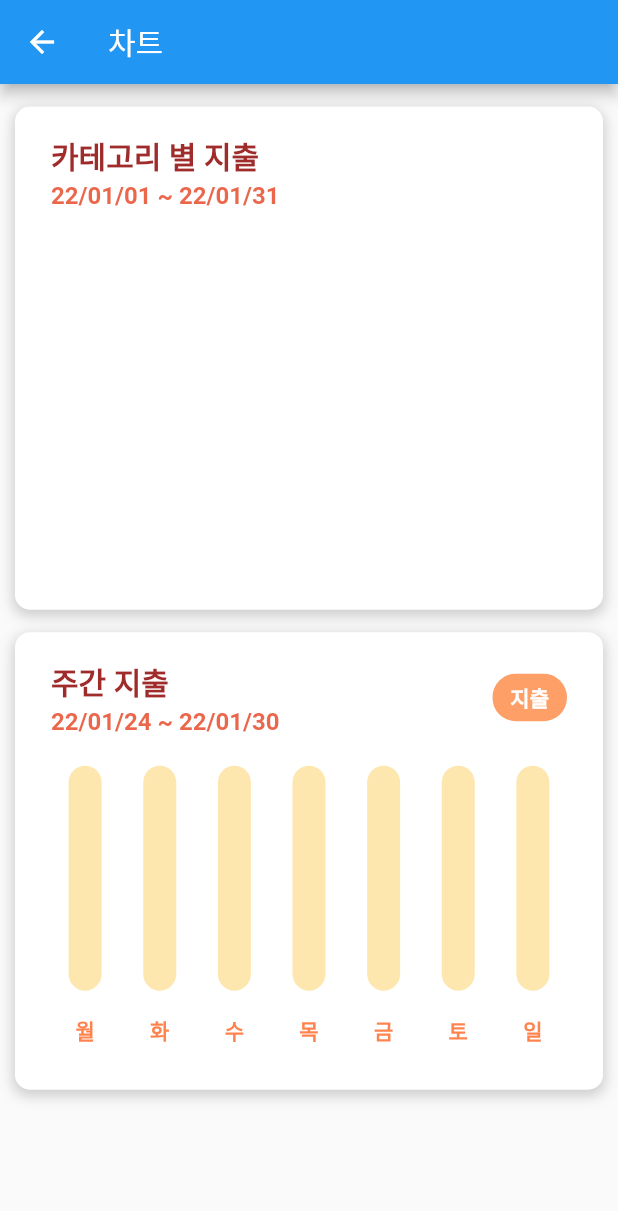
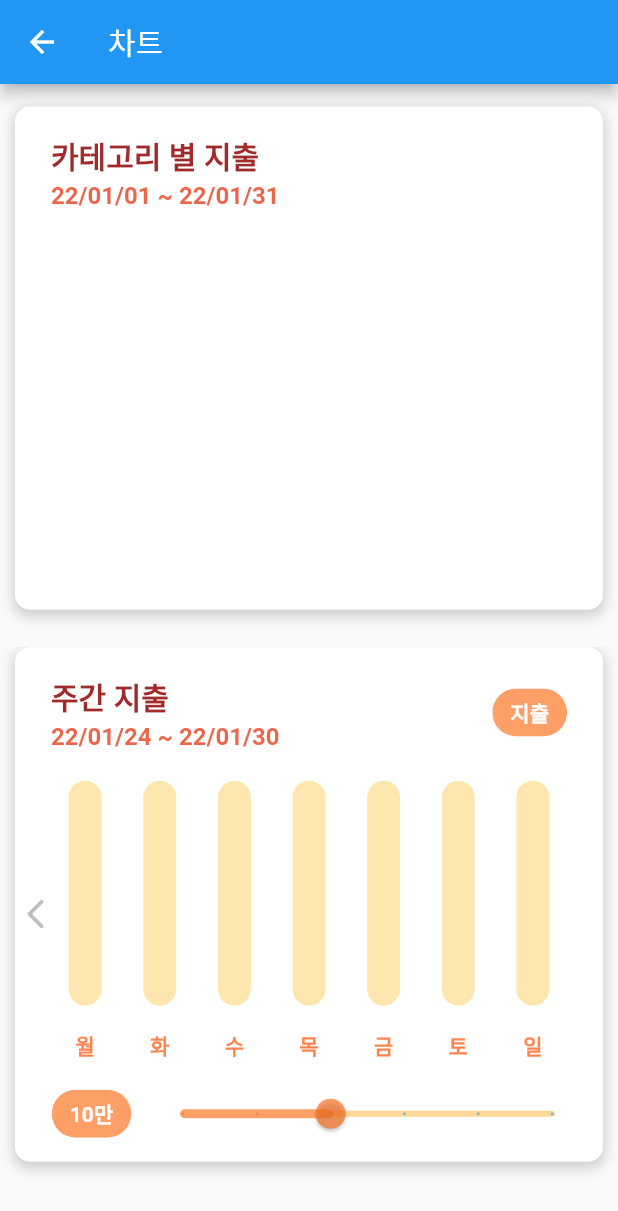
Before and after one commit to cyj893/MoneyIsMine, a Flutter app: the screen it shows after launch, item 5 of the bottom bar chosen, on a phone screen of 412 x 824 dp. Shown: the top 1211 px of the screen. Run offline on Flutter 3.47's test engine with Material 2 defaults, Android fonts, the phone set to English and light mode, and no system bars; drawn by our look-alikes of fl_chart; our stand-ins replace image_picker, sqflite, table_calendar; missing offline and left inert: scrolling_page_indicator; accounts and stored records are empty.

Commit message:
Chart Page: Add WeekConPageView

```diff
--- a/lib/ChartPage.dart
+++ b/lib/ChartPage.dart
@@ -14,6 +14,11 @@ class ChartPage extends StatefulWidget {
 
 class ChartPageState extends State<ChartPage> {
   String pageName = "차트";
+  List<Widget> _weekPages = [Center(child: WeekCon(DateTime.now()),), Center(child: WeekCon(DateTime.now().subtract(Duration(days: 7))),),];
+  var _controller = PageController(initialPage: 0);
+  int _prevCount = 1;
+  bool isFirstPage = true;
+  Duration swipeDuration = const Duration(milliseconds: 400);
 
   @override
   void initState() {
@@ -22,6 +27,67 @@ class ChartPageState extends State<ChartPage> {
 
   void onGoBack(dynamic value) {
     ;
+  }
+
+  Widget makeWeekConPageView(){
+    return Stack(
+      children: [
+        SizedBox(
+          width: MediaQuery.of(context).size.width,
+          height: MediaQuery.of(context).size.width*0.5 + 110 + 40,
+          child: PageView.builder(
+            reverse: true,
+            physics: NeverScrollableScrollPhysics(),
+            onPageChanged: (pageId) {
+              if( pageId == 0 ){
+                isFirstPage = true;
+                setState(() {});
+                return ;
+              }
+              if( pageId == 1 && isFirstPage && _weekPages.length > 2 ){
+                isFirstPage = false;
+                setState(() {});
+                return ;
+              }
+              if( pageId == _weekPages.length - 1 ){
+                isFirstPage = false;
+                print("Add last");
+                _prevCount = _prevCount + 1;
+                _weekPages.add(Center(child: WeekCon(DateTime.now().subtract(Duration(days: 7*_prevCount))),));
+                setState(() {});
+              }
+            },
+            controller: _controller,
+            itemCount: _weekPages.length,
+            itemBuilder: (context, i) { return _weekPages[i]; },
+          ),
+        ),
+        Positioned.fill(
+          child: Align(
+            alignment: Alignment.bottomCenter,
+            child: Row(
+              children: [
+                IconButton(
+                  onPressed: () {
+                    _controller.nextPage(duration: swipeDuration,
+                        curve: Curves.easeIn);
+                  },
+                  icon: const Icon(Icons.arrow_back_ios_rounded),
+                  color: const Color(0x7f7f7f7f),),
+                Expanded(child: Container()),
+                IconButton(
+                  onPressed: () {
+                    if( isFirstPage ) return;
+                    _controller.previousPage(duration: swipeDuration,
+                        curve: Curves.easeIn);
+                  },
+                  icon: const Icon(Icons.arrow_forward_ios_rounded),
+                  color: isFirstPage ? const Color(0x007f7f7f) : const Color(0x7f7f7f7f),),
+              ],
+            ),
+          ),),
+      ],
+    );
   }
 
   @override
@@ -34,11 +100,11 @@ class ChartPageState extends State<ChartPage> {
         child: Center(
           child: Column(
             children: <Widget>[
-              SizedBox(height: 15,),
-              categorySumCon(),
-              SizedBox(height: 15,),
-              WeekCon(),
-              SizedBox(height: 15,),
+              const SizedBox(height: 15,),
+              CategorySumCon(),
+              const SizedBox(height: 15,),
+              makeWeekConPageView(),
+              const SizedBox(height: 15,),
             ],
           ),
         ),
@@ -48,15 +114,15 @@ class ChartPageState extends State<ChartPage> {
 }
 
 
-class categorySumCon extends StatefulWidget {
+class CategorySumCon extends StatefulWidget {
 
-  const categorySumCon();
+  const CategorySumCon();
 
   @override
-  categorySumConState createState() => categorySumConState();
+  CategorySumConState createState() => CategorySumConState();
 }
 
-class categorySumConState extends State<categorySumCon> {
+class CategorySumConState extends State<CategorySumCon> {
   List<String> categoryNames = [];
   List<Pair> categoryMoney = [];
   Map<String, String> categoryMap = {};
@@ -212,14 +278,16 @@ class categorySumConState extends State<categorySumCon> {
 }
 
 class WeekCon extends StatefulWidget {
+  final DateTime _dateTime;
 
-  const WeekCon();
+  const WeekCon(this._dateTime);
 
   @override
   WeekConState createState() => WeekConState();
 }
 
-class WeekConState extends State<WeekCon> {
+//  with AutomaticKeepAliveClientMixin
+class WeekConState extends State<WeekCon> with AutomaticKeepAliveClientMixin {
   final Duration animDuration = const Duration(milliseconds: 250);
   List<String> weeks = ["월요일", "화요일", "수요일", "목요일", "금요일", "토요일", "일요일"];
   List<String> weekDate = [];
@@ -231,6 +299,10 @@ class WeekConState extends State<WeekCon> {
   int touchedIndex = -1;
   int nowType = 0;
 
+  List<double> sliderNow = [2, 2];
+  List<double> sliderVal = [10000, 50000, 100000, 300000, 500000, 10000000];
+  List<String> sliderValString = ["1만", "5만", "10만", "30만", "50만", "100만"];
+
   @override
   void initState() {
     super.initState();
@@ -241,9 +313,12 @@ class WeekConState extends State<WeekCon> {
     ;
   }
 
+  @override
+  bool get wantKeepAlive => true;
+
   Future<List<Map<int, int>>> _getWeekDB() async {
     if( weekSum[0].length > 0 ) return [{}, {}];
-    DateTime date = DateTime.now();
+    DateTime date = widget._dateTime;
     for(int i = 0; i < 7; i++){
       weekDate.add(DateFormat('yy/MM/dd').format(date.subtract(Duration(days: date.weekday - 1 - i))));
     }
@@ -257,12 +332,7 @@ class WeekConState extends State<WeekCon> {
         WHERE dateTime BETWEEN '${weekDate[0]}' AND '${weekDate[6]}'
         GROUP BY dateTime;
         ''');
-
-    print("요일:---------");
-    print(newList);
     for(int i = 0; i < newList[0].length; i++){
-      print("${newList[0][i].a}: ${newList[0][i].b}");
-      print("${newList[1][i].a}: ${newList[1][i].b}");
       weekSum[0][weekDate.indexOf(newList[0][i].a)] = newList[0][i].b;
       weekSum[1][weekDate.indexOf(newList[1][i].a)] = newList[1][i].b;
     }
@@ -288,7 +358,7 @@ class WeekConState extends State<WeekCon> {
               : const BorderSide(color: Colors.white, width: 0),
           backDrawRodData: BackgroundBarChartRodData(
             show: true,
-            y: 100000,
+            y: sliderVal[sliderNow[nowType].toInt()],
             colors: [palette[nowType][5]],
           ),
         ),
@@ -365,6 +435,7 @@ class WeekConState extends State<WeekCon> {
 
   @override
   Widget build(BuildContext context) {
+    super.build(context);
     return FutureBuilder(
         future: _getWeekDB(),
         initialData: [],
@@ -372,7 +443,7 @@ class WeekConState extends State<WeekCon> {
           return MyCard(
             child: Column(
               children: <Widget>[
-                SizedBox(height: 10,),
+                const SizedBox(height: 10,),
                 Row(
                   children: [
                     SizedBox(width: 16,),
@@ -407,17 +478,13 @@ class WeekConState extends State<WeekCon> {
                         ),
                       ),
                     ),
-                    SizedBox(width: 16,),
+                    const SizedBox(width: 16,),
                   ],
                 ),
-                const SizedBox(
-                  height: 20,
-                ),
+                const SizedBox( height: 20,),
                 Row(
                   children: [
-                    const SizedBox(
-                      height: 20,
-                    ),
+                    const SizedBox( height: 20,),
                     Expanded(
                       child: AspectRatio(
                         aspectRatio: 2.0,
@@ -427,13 +494,46 @@ class WeekConState extends State<WeekCon> {
                         ),
                       ),
                     ),
-                    const SizedBox(
-                      height: 20,
-                    ),
+                    const SizedBox(height: 20,),
                   ],
                 ),
-                const SizedBox(
-                  height: 20,
+                const SizedBox(height: 10,),
+                Row(
+                  children: [
+                    const SizedBox(width: 8,),
+                    SizedBox(
+                      width: 70,
+                      child: Chip(
+                        backgroundColor: palette[nowType][2],
+                        label: Text(sliderValString[sliderNow[nowType].toInt()],
+                          style: TextStyle(color: Colors.white, fontWeight: FontWeight.bold),
+                        ),
+                      ),
+                    ),
+                    Expanded(child: SliderTheme(
+                      data: SliderThemeData(
+                        activeTrackColor: palette[nowType][2],
+                        inactiveTrackColor: palette[nowType][4],
+                        thumbColor: palette[nowType][2],
+                        activeTickMarkColor: palette[nowType][2],
+                        valueIndicatorColor: palette[nowType][2],
+                        valueIndicatorShape: PaddleSliderValueIndicatorShape(),
+                      ),
+                      child: Slider(
+                        value: sliderNow[nowType],
+                        min: 0,
+                        max: 5,
+                        divisions: 5,
+                        label: sliderValString[sliderNow[nowType].toInt()],
+                        onChanged: (newValue) {
+                          setState(() {
+                            sliderNow[nowType] = newValue;
+                          },
+                          );
+                        },
+                      ),
+                    ),)
+                  ],
                 ),
               ],
             ),
@@ -487,7 +587,9 @@ class MyCard extends StatelessWidget {
 
   @override
   Widget build(BuildContext context) {
-    return Container(
+    return Column(
+      children: [
+        Container(
           width: MediaQuery.of(context).size.width - 20,
           padding: const EdgeInsets.all(8.0),
           decoration: BoxDecoration(
@@ -503,6 +605,9 @@ class MyCard extends StatelessWidget {
             ],
           ),
           child: child,
+        ),
+        SizedBox(height: 10,),
+      ],
     );
   }
 
```
Lines whose indentation alone changed are shown as unchanged.
